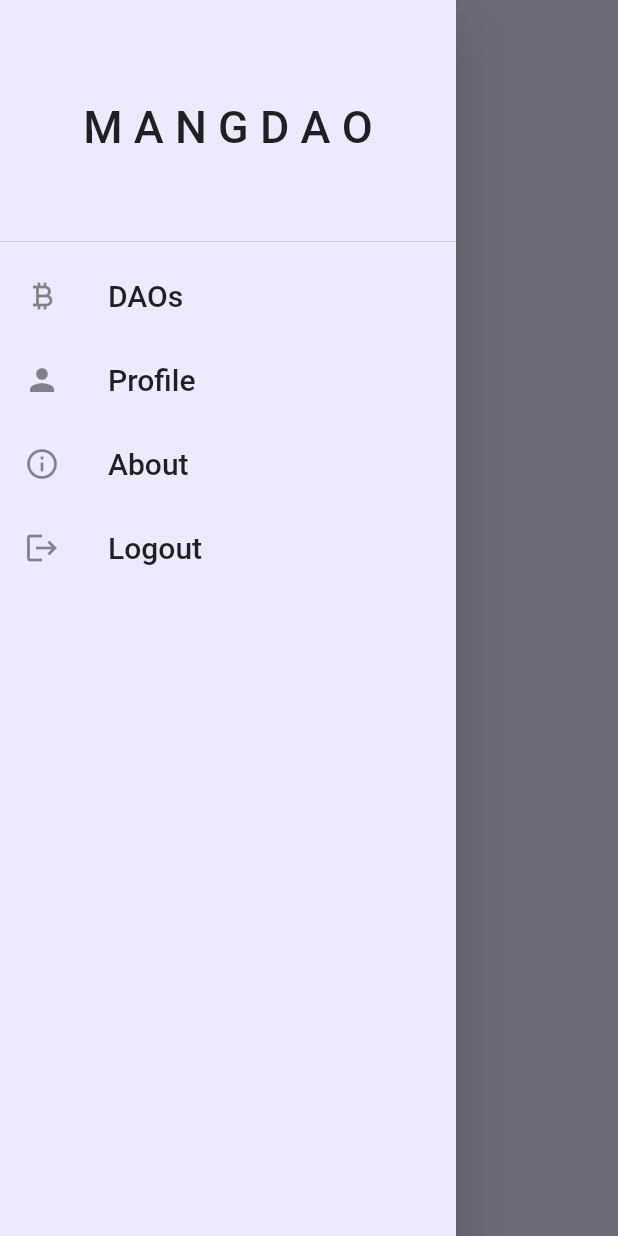
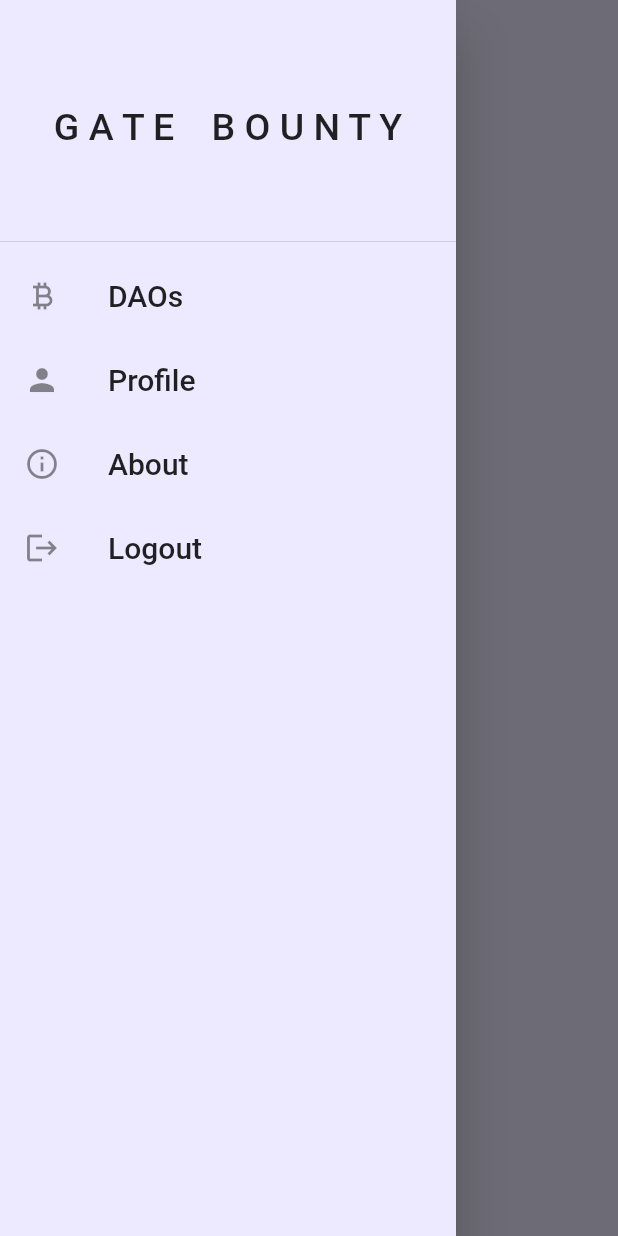
Before and after one commit to mehuldadlani/GateBounty, a Flutter app: the ProfilePage screen opened directly, with the side drawer open, on a phone screen of 412 x 824 dp. Run offline on Flutter 3.47's test engine with Material 2 defaults, Android fonts, the phone set to English and light mode, and no system bars; drawn by our look-alikes of oktoast; our stand-ins replace animated_splash_screen, animated_text_kit, google_fonts, google_nav_bar, page_transition; missing offline and left inert: particle_auth; accounts and stored records are empty.

Commit message:
UI Changes

```diff
--- a/lib/main.dart
+++ b/lib/main.dart
@@ -19,6 +19,7 @@ class MyApp extends StatelessWidget {
       animationDuration: const Duration(milliseconds: 200),
       duration: const Duration(seconds: 5),
       child: MaterialApp(
+        debugShowCheckedModeBanner: false,
         home: const SplashScreen(),
       ),
     );
--- a/lib/screens/profile_page.dart
+++ b/lib/screens/profile_page.dart
@@ -57,7 +57,12 @@ class _ProfilePageState extends State<ProfilePage> {
     var height = size.height;
     var width = size.width;
 
-    return Scaffold(
+    return WillPopScope(
+      onWillPop: () async {
+        handleButtonPress(context);
+        return false;
+      },
+      child: Scaffold(
         backgroundColor: const Color(0xffEDE9FE),
         drawer: const MyDrawer(),
         appBar: AppBar(
@@ -183,6 +188,7 @@ class _ProfilePageState extends State<ProfilePage> {
                   ),
           ),
         ),
+      ),
     );
   }
 }
--- a/lib/screens/splash_screen.dart
+++ b/lib/screens/splash_screen.dart
@@ -1,5 +1,6 @@
 import 'package:animated_splash_screen/animated_splash_screen.dart';
 import 'package:flutter/material.dart';
+import 'package:google_fonts/google_fonts.dart';
 import 'package:page_transition/page_transition.dart';
 import 'package:temp/auth_demo/auth_demo.dart';
 
@@ -12,7 +13,7 @@ class SplashScreen extends StatelessWidget {
     return AnimatedSplashScreen(
       splash: Column(
         children: [
-          Text("M A N G D A O", style: TextStyle(fontSize: 40),),
+          Text("G A T E    B O U N T Y", style: TextStyle(fontSize: 30, fontFamily: GoogleFonts.poppins().fontFamily),),
         ],
       ),
       nextScreen: const AuthDemoPage(),
--- a/lib/widgets/my_drawer.dart
+++ b/lib/widgets/my_drawer.dart
@@ -1,4 +1,5 @@
 import 'package:flutter/material.dart';
+import 'package:google_fonts/google_fonts.dart';
 import 'package:temp/auth_demo/auth_demo.dart';
 import 'package:temp/auth_demo/auth_logic.dart';
 import 'package:temp/screens/dao_page.dart';
@@ -26,10 +27,7 @@ class MyDrawer extends StatelessWidget {
           children: [
             const DrawerHeader(
               child: Center(
-                child: Text(
-                  "M A N G D A O",
-                  style: TextStyle( fontSize: 30),
-                ),
+                child: Text("G A T E    B O U N T Y", style: TextStyle(fontSize: 25,),)
               ),
             ),
             ListTile(
```
Lines whose indentation alone changed are shown as unchanged.
